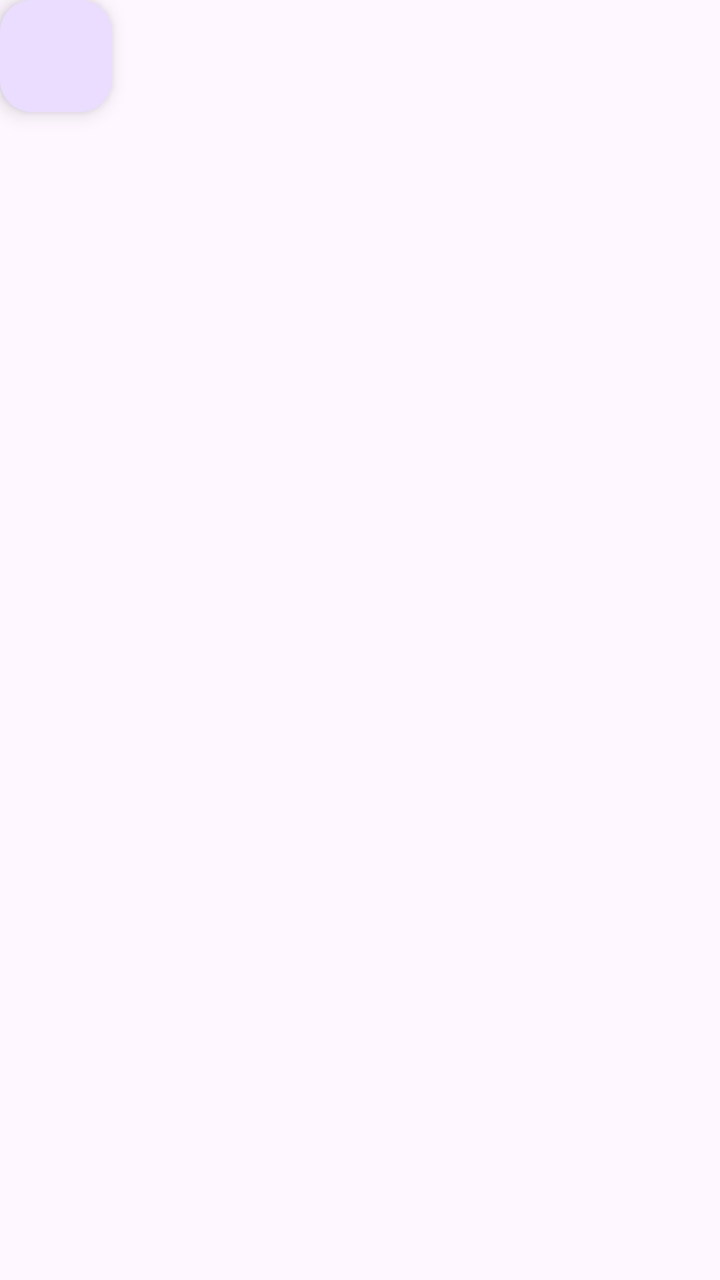
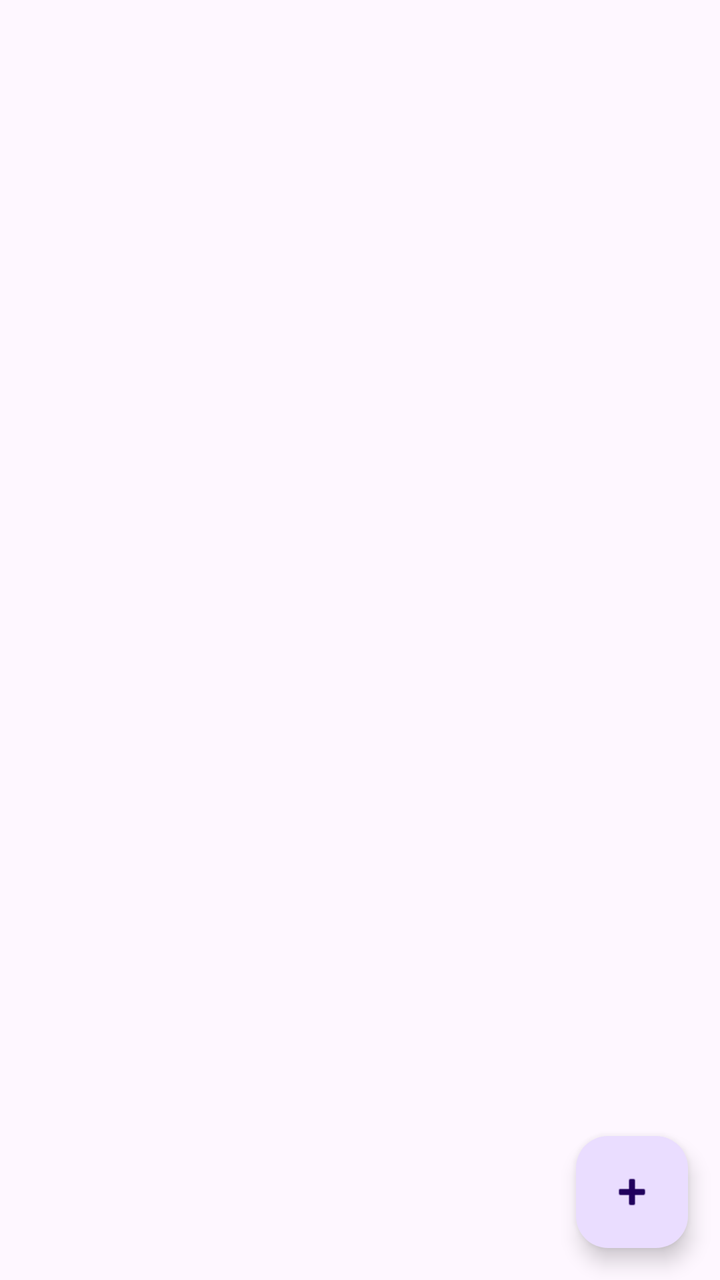

Compare the two renders of this Android layout. The source of the first and the diff that turns it into the second are given below.
<!-- AndroidManifest.xml: application theme AppTheme -->
<!-- res/layout/fragment_feed.xml -->
<?xml version="1.0" encoding="utf-8"?>
<androidx.constraintlayout.widget.ConstraintLayout
  xmlns:android="http://schemas.android.com/apk/res/android"
  android:layout_width="match_parent"
  android:layout_height="match_parent">

  <androidx.recyclerview.widget.RecyclerView
    android:id="@+id/recycler_feed"
    android:layout_width="match_parent"
    android:layout_height="match_parent"
    android:clipToPadding="false"
    android:paddingTop="8dp"
    android:paddingBottom="80dp" />

  <com.google.android.material.floatingactionbutton.FloatingActionButton
    android:id="@+id/fab_add_post"
    android:layout_width="wrap_content"
    android:layout_height="wrap_content"
    android:layout_gravity="bottom|end"
    android:layout_margin="16dp"
    android:contentDescription="@string/create_post_title" />

</androidx.constraintlayout.widget.ConstraintLayout>
<!-- resources referenced by this layout -->
<resources>
  <string name="create_post_title">Create Post</string>
  <style name="AppTheme" parent="Theme.Material3.DayNight">
      
    </style>
</resources>

<!-- the commit's change to res/layout/fragment_feed.xml (unified diff, before → after) -->
@@ -1,23 +1,30 @@
 <?xml version="1.0" encoding="utf-8"?>
 <androidx.constraintlayout.widget.ConstraintLayout
   xmlns:android="http://schemas.android.com/apk/res/android"
+  xmlns:app="http://schemas.android.com/apk/res-auto"
   android:layout_width="match_parent"
   android:layout_height="match_parent">
 
   <androidx.recyclerview.widget.RecyclerView
     android:id="@+id/recycler_feed"
-    android:layout_width="match_parent"
-    android:layout_height="match_parent"
+    android:layout_width="0dp"
+    android:layout_height="0dp"
     android:clipToPadding="false"
     android:paddingTop="8dp"
-    android:paddingBottom="80dp" />
+    android:paddingBottom="80dp"
+    app:layout_constraintBottom_toBottomOf="parent"
+    app:layout_constraintEnd_toEndOf="parent"
+    app:layout_constraintStart_toStartOf="parent"
+    app:layout_constraintTop_toTopOf="parent"/>
 
   <com.google.android.material.floatingactionbutton.FloatingActionButton
     android:id="@+id/fab_add_post"
     android:layout_width="wrap_content"
     android:layout_height="wrap_content"
-    android:layout_gravity="bottom|end"
     android:layout_margin="16dp"
-    android:contentDescription="@string/create_post_title" />
+    android:contentDescription="@string/create_post_title"
+    android:src="@android:drawable/ic_input_add"
+    app:layout_constraintBottom_toBottomOf="parent"
+    app:layout_constraintEnd_toEndOf="parent"/>
 
 </androidx.constraintlayout.widget.ConstraintLayout>
